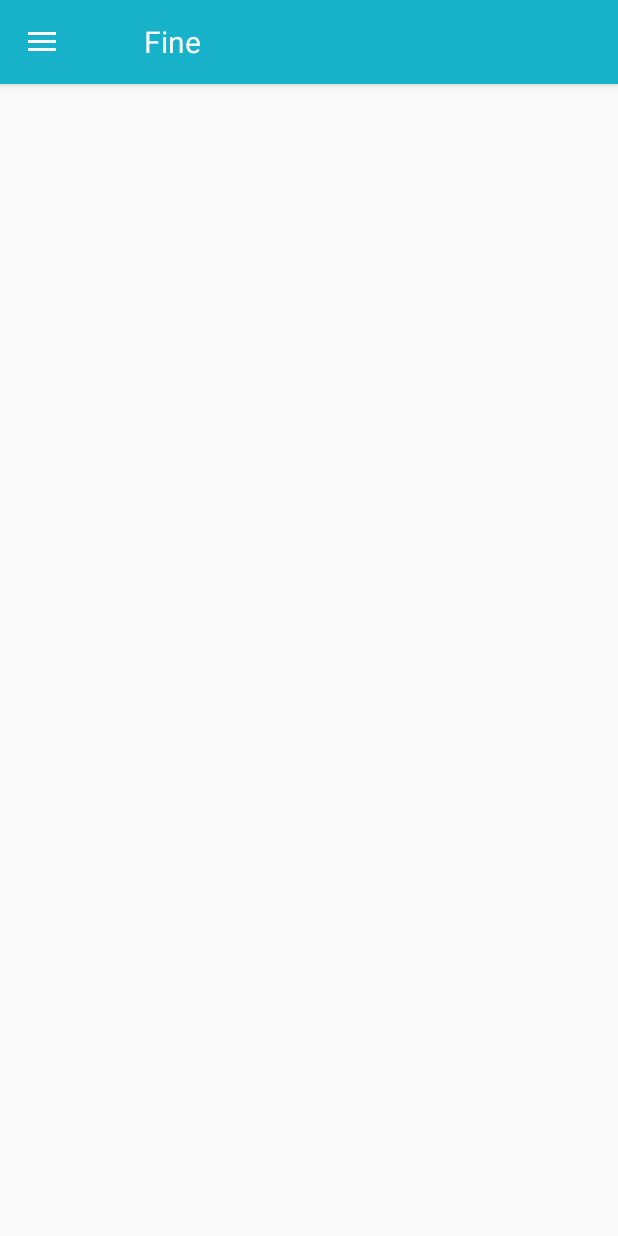
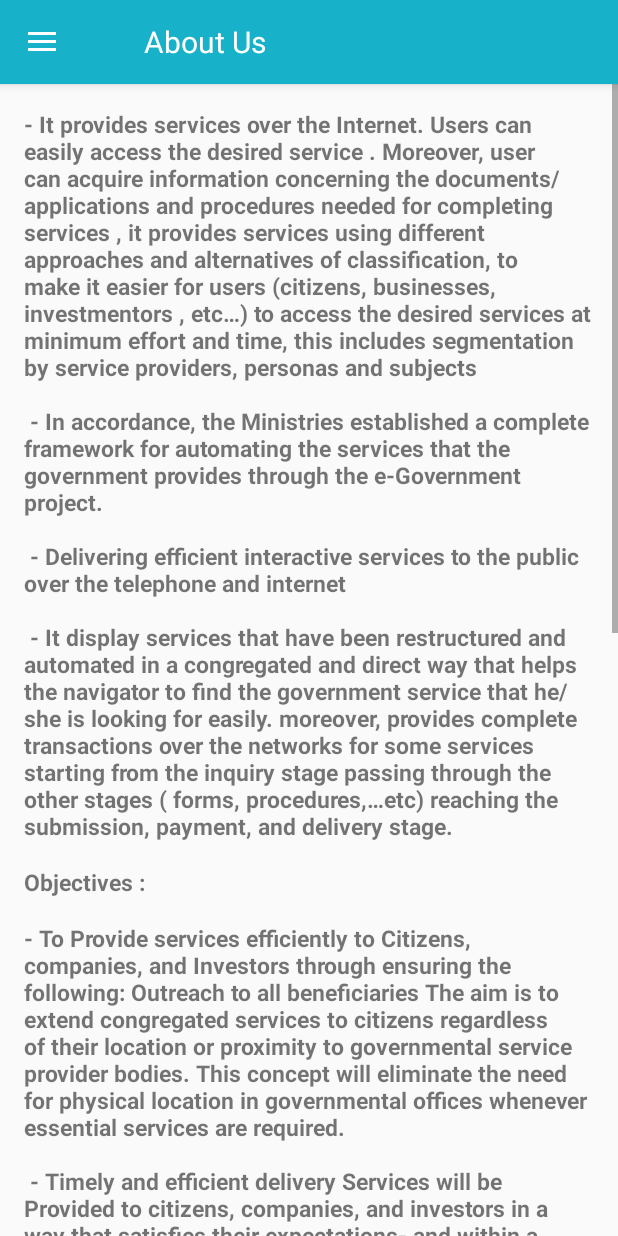
Before and after one commit to AhmedSayed2019/R_Car_System, an Android app: the MainActivity screen opened directly, with no data from a screen before it, in the side drawer, after a tap on "About Us", on a phone screen of 412 x 824 dp. Run offline under Robolectric (Android 15) with nearby library versions, the phone set to English and light mode, and no system bars; libraries missing offline, so code that uses them is left out: com.victor.loading; 4 statements that could not run were skipped.

Commit message:
ASIA 31/5/2019 10:45

```diff
--- a/app/build.gradle
+++ b/app/build.gradle
@@ -23,6 +23,7 @@ dependencies {
     implementation 'com.android.support:appcompat-v7:28.0.0'
     implementation 'com.android.support:design:28.0.0'
     implementation 'com.android.support.constraint:constraint-layout:1.1.3'
+    implementation 'com.android.support:support-v4:28.0.0'
     testImplementation 'junit:junit:4.12'
     androidTestImplementation 'com.android.support.test:runner:1.0.2'
     androidTestImplementation 'com.android.support.test.espresso:espresso-core:3.0.2'
--- /dev/null
+++ b/app/src/main/java/com/asia/r_car_system/AboutFragment.java
@@ -0,0 +1,29 @@
+package com.asia.r_car_system;
+
+
+import android.os.Bundle;
+import android.support.v4.app.Fragment;
+import android.view.LayoutInflater;
+import android.view.View;
+import android.view.ViewGroup;
+
+
+/**
+ * A simple {@link Fragment} subclass.
+ */
+public class AboutFragment extends Fragment {
+
+
+    public AboutFragment() {
+        // Required empty public constructor
+    }
+
+
+    @Override
+    public View onCreateView(LayoutInflater inflater, ViewGroup container,
+                             Bundle savedInstanceState) {
+        // Inflate the layout for this fragment
+        return inflater.inflate(R.layout.fragment_about, container, false);
+    }
+
+}
--- /dev/null
+++ b/app/src/main/java/com/asia/r_car_system/HelpFragment.java
@@ -0,0 +1,34 @@
+package com.asia.r_car_system;
+
+
+import android.content.Context;
+import android.os.Bundle;
+import android.support.v4.app.Fragment;
+import android.view.LayoutInflater;
+import android.view.View;
+import android.view.ViewGroup;
+
+
+/**
+ * A simple {@link Fragment} subclass.
+ */
+public class HelpFragment extends Fragment {
+
+
+    public HelpFragment() {
+        // Required empty public constructor
+    }
+
+    private View mView;
+    private Context mContext;
+
+    @Override
+    public View onCreateView(LayoutInflater inflater, ViewGroup container,
+                             Bundle savedInstanceState) {
+        // Inflate the layout for this fragment
+        mView = inflater.inflate(R.layout.fragment_help, container, false);
+        mContext = mView.getContext();
+        return mView;
+    }
+
+}
--- a/app/src/main/java/com/asia/r_car_system/main/MainActivity.java
+++ b/app/src/main/java/com/asia/r_car_system/main/MainActivity.java
@@ -15,6 +15,8 @@ import android.support.v7.widget.Toolbar;
 import android.view.Menu;
 import android.view.MenuItem;
 
+import com.asia.r_car_system.AboutFragment;
+import com.asia.r_car_system.HelpFragment;
 import com.asia.r_car_system.profile.ProfileFragment;
 import com.asia.r_car_system.R;
 import com.asia.r_car_system.fine.FineFragment;
@@ -91,9 +93,9 @@ public class MainActivity extends AppCompatActivity
         } else if (id == R.id.nav_unpaid) {
             ChangeFragment.loadFragment(new FineFragment(), "Fine", this, getSupportFragmentManager());
         } else if (id == R.id.nav_aboutUs) {
-
+            ChangeFragment.loadFragment(new AboutFragment(), "About Us", this, getSupportFragmentManager());
         } else if (id == R.id.nav_help) {
-
+            ChangeFragment.loadFragment(new HelpFragment(), "Help", this, getSupportFragmentManager());
         } else if (id == R.id.nav_logout) {
             logout();
         }
--- /dev/null
+++ b/app/src/main/res/layout/fragment_about.xml
@@ -0,0 +1,78 @@
+<?xml version="1.0" encoding="utf-8"?>
+<ScrollView xmlns:android="http://schemas.android.com/apk/res/android"
+    xmlns:tools="http://schemas.android.com/tools"
+    android:layout_width="match_parent"
+    android:layout_height="match_parent"
+    tools:context=".AboutFragment">
+
+    <LinearLayout
+        android:layout_width="match_parent"
+        android:layout_height="wrap_content"
+        android:orientation="vertical"
+        android:padding="@dimen/large_margin">
+
+        <TextView
+            style="@style/about"
+            android:layout_width="match_parent"
+            android:layout_height="match_parent"
+            android:text="@string/about1"
+            android:textSize="@dimen/large_text" />
+
+        <TextView
+            style="@style/about"
+            android:layout_width="match_parent"
+            android:layout_height="match_parent"
+            android:paddingTop="@dimen/large_margin"
+            android:paddingBottom="@dimen/large_margin"
+            android:text="@string/about2"
+            android:textSize="@dimen/large_text" />
+
+
+        <TextView
+            style="@style/about"
+            android:layout_width="match_parent"
+            android:layout_height="match_parent"
+            android:text="@string/about3"
+            android:textSize="@dimen/large_text" />
+
+        <TextView
+            style="@style/about"
+            android:layout_width="match_parent"
+            android:layout_height="match_parent"
+            android:paddingTop="@dimen/large_margin"
+            android:paddingBottom="@dimen/large_margin"
+            android:text="@string/about4"
+            android:textSize="@dimen/large_text" />
+
+        <TextView
+            style="@style/about"
+            android:layout_width="match_parent"
+            android:layout_height="match_parent"
+            android:text="@string/about5"
+            android:textSize="@dimen/large_text" />
+
+        <TextView
+            style="@style/about"
+            android:layout_width="match_parent"
+            android:layout_height="match_parent"
+            android:text="@string/about6"
+            android:textSize="@dimen/large_text" />
+
+        <TextView
+            style="@style/about"
+            android:layout_width="match_parent"
+            android:layout_height="match_parent"
+            android:text="@string/about7"
+            android:textSize="@dimen/large_text" />
+
+        <TextView
+
+            style="@style/about"
+            android:layout_width="match_parent"
+            android:layout_height="match_parent"
+            android:paddingTop="@dimen/large_margin"
+            android:paddingBottom="@dimen/large_margin"
+            android:text="@string/about8"
+            android:textSize="@dimen/large_text" />
+    </LinearLayout>
+</ScrollView>
--- /dev/null
+++ b/app/src/main/res/layout/fragment_help.xml
@@ -0,0 +1,18 @@
+<?xml version="1.0" encoding="utf-8"?>
+<FrameLayout xmlns:android="http://schemas.android.com/apk/res/android"
+    xmlns:tools="http://schemas.android.com/tools"
+    android:layout_width="match_parent"
+    android:layout_height="match_parent"
+    tools:context=".HelpFragment">
+
+
+    <TextView
+        android:padding="@dimen/large_margin"
+        android:layout_width="match_parent"
+        android:textColor="@color/black"
+        android:textStyle="bold"
+        android:textSize="@dimen/large_text"
+        android:layout_height="match_parent"
+        android:text="@string/Help" />
+
+</FrameLayout>
--- a/app/src/main/res/values/strings.xml
+++ b/app/src/main/res/values/strings.xml
@@ -41,7 +41,32 @@
     <string name="no_data_found">No data found</string>
 
 
+    <string name="Help"> - You can report a complaint or suggestion through the short number: 19011 \n\n
+                        - E-mail : car.pronto-fm.com \n\n
+                        - Online chat through the support team representative from 9 AM till 4 PM from Sunday to Thursday
+    </string>
 
-
+    <string name="about1">- It  provides services over the Internet. Users can easily access the desired service . Moreover, user can acquire information concerning the documents/applications and procedures needed for completing services , it  provides services using different approaches and alternatives of classification, to make it easier for users (citizens, businesses,  investmentors , etc…) to access the desired services at minimum effort and time, this includes segmentation by service providers, personas and subjects \n\n
+     - In accordance, the Ministries established a complete framework for automating the services that the government provides through the e-Government project.\n\n
+     - Delivering efficient interactive services to the public over the telephone and internet\n\n
+     - It  display services that have been restructured and automated in a congregated and direct way that helps the navigator to find the government service that he/she is looking for easily.  moreover, provides complete transactions over the networks for some services starting from the inquiry stage passing through the other stages ( forms, procedures,…etc) reaching the submission, payment, and delivery stage.</string>
+    <string name="about2">Objectives :</string>
+    <string name="about3">- To Provide services efficiently to Citizens, companies, and Investors through ensuring the following: Outreach to all beneficiaries The aim is to extend congregated services to citizens regardless of their location or proximity to governmental service provider bodies. This concept will eliminate the need for physical location in governmental offices whenever essential services are required.\n\n
+     - Timely and efficient delivery Services will be Provided to citizens, companies, and investors in a way that satisfies their expectations- and within a convenient time framework. This will be achieved through upgrading governmental procedures, omitting unnecessary tasks, eliminating obstacles, and providing services for longer hours, and during weekends.\n\n
+     - More Productivity"/" quality performance The target of efficient service provision can be achieved through restructuring services dynamically to meet citizens"'" expectations, and personalizing delivery to each reciepent’s demands.</string>
+    <string name="about4">Implementation path :</string>
+    <string name="about5">- Providing electronic government services \n Providing services through networks( internet and telephone)\n\n
+     - Expanding the scope of service providers to include ( postal offices-Kiosks-IT clubs-community telecenters)\n\n</string>
+    <string name="about6">- Modernizing work in government offices /n
+Automating workflow and enterprise resource planning in Ministries and Authorities./n
+Establishing a governmental network to allow the flow of data and information./n
+Implementing electronic archiving systems.\n\n
+</string>
+    <string name="about7">Policies : </string>
+    <string name="about8">Setting standards for E-payment \n\n
+Issuing a law for E-signature and transactions through networks.\n\n
+Establishing and updating national databases.\n\n
+Developing applications, and enhancing existing systems.\n\n
+</string>
 
 </resources>
--- a/app/src/main/res/values/styles.xml
+++ b/app/src/main/res/values/styles.xml
@@ -26,5 +26,9 @@
         <item name="android:gravity">center</item>
         <item name="android:textColor">@color/gray2</item>
     </style>
+<style name="about">
+    <item name="android:textSize">@dimen/large_text</item>
+    <item name="android:textStyle">bold</item>
 
+</style>
 </resources>
```
Also changed, not shown: 271 other files.
